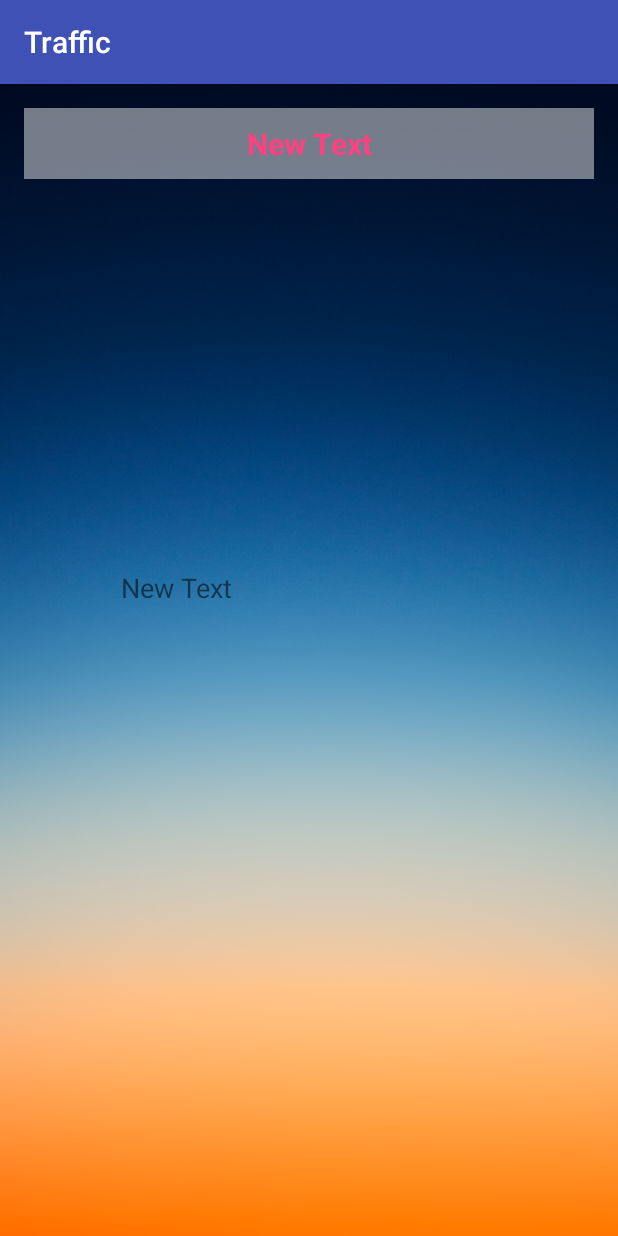
After one commit to xnester/android_workshop, an Android app: the DetailActivity screen opened directly, with no data from a screen before it, on a phone screen of 412 x 824 dp. The commit adds this screen. Run offline under Robolectric (Android 15) with nearby library versions, the phone set to English and light mode, and no system bars.

Commit message:
Adding Detail Activity

```diff
--- a/app/src/main/AndroidManifest.xml
+++ b/app/src/main/AndroidManifest.xml
@@ -15,6 +15,7 @@
                 <category android:name="android.intent.category.LAUNCHER" />
             </intent-filter>
         </activity>
+        <activity android:name=".DetailActivity"></activity>
     </application>
 
 </manifest>
--- /dev/null
+++ b/app/src/main/java/vm/demo/spornchai/traffic/DetailActivity.java
@@ -0,0 +1,33 @@
+package vm.demo.spornchai.traffic;
+
+import android.support.v7.app.AppCompatActivity;
+import android.os.Bundle;
+import android.widget.ImageView;
+import android.widget.TextView;
+
+import java.awt.font.TextAttribute;
+
+public class DetailActivity extends AppCompatActivity {
+
+    // Exlplicit
+    private TextView titleTextView, detailTextView;
+    private ImageView bodyImageView;
+
+
+    @Override
+    protected void onCreate(Bundle savedInstanceState) {
+        super.onCreate(savedInstanceState);
+        setContentView(R.layout.activity_detail);
+
+        bindWidget();
+
+    }
+
+    private void bindWidget() {
+        titleTextView = (TextView) findViewById(R.id.textView4);
+        detailTextView = (TextView) findViewById(R.id.textView5);
+        bodyImageView = (ImageView) findViewById(R.id.imageView2);
+
+    }
+
+}
--- a/app/src/main/java/vm/demo/spornchai/traffic/MainActivity.java
+++ b/app/src/main/java/vm/demo/spornchai/traffic/MainActivity.java
@@ -6,6 +6,7 @@
 import android.support.v7.app.AppCompatActivity;
 import android.os.Bundle;
 import android.view.View;
+import android.widget.AdapterView;
 import android.widget.Button;
 import android.widget.ListView;
 
@@ -33,7 +34,7 @@
 
     private void listViewController() {
         //#1
-        int[] intIcon = {R.drawable.traffic_01, R.drawable.traffic_02,
+        final int[] intIcon = {R.drawable.traffic_01, R.drawable.traffic_02,
                 R.drawable.traffic_03, R.drawable.traffic_04,
                 R.drawable.traffic_05, R.drawable.traffic_06,
                 R.drawable.traffic_07, R.drawable.traffic_08,
@@ -44,7 +45,7 @@
                 R.drawable.traffic_17, R.drawable.traffic_18,
                 R.drawable.traffic_19, R.drawable.traffic_20,};
         //#2
-        String[] strTitle = new String[20];
+        final String[] strTitle = new String[20];
         strTitle[0] = "title#1";
         strTitle[1] = "title#2";
         strTitle[2] = "title#3";
@@ -71,6 +72,19 @@
 
         MyAdapter objMyAdapter = new MyAdapter(MainActivity.this, strTitle, strDetail, intIcon);
         trafficListView.setAdapter(objMyAdapter);
+
+        trafficListView.setOnItemClickListener(new AdapterView.OnItemClickListener() {
+            @Override
+            public void onItemClick(AdapterView<?> parent, View view, int position, long id) {
+
+                Intent objIntent = new Intent(MainActivity.this, DetailActivity.class);
+                objIntent.putExtra("Title", strTitle[position]);
+                objIntent.putExtra("Image", intIcon[position]);
+                objIntent.putExtra("Index", position);
+                startActivity(objIntent);
+
+            }//event
+        });
     }
 
     private void buttonController() {
--- /dev/null
+++ b/app/src/main/res/layout/activity_detail.xml
@@ -0,0 +1,54 @@
+<?xml version="1.0" encoding="utf-8"?>
+<RelativeLayout xmlns:android="http://schemas.android.com/apk/res/android"
+    xmlns:tools="http://schemas.android.com/tools"
+    android:layout_width="match_parent"
+    android:layout_height="match_parent"
+    android:paddingBottom="@dimen/activity_vertical_margin"
+    android:paddingLeft="@dimen/activity_horizontal_margin"
+    android:paddingRight="@dimen/activity_horizontal_margin"
+    android:paddingTop="@dimen/activity_vertical_margin"
+    tools:context="vm.demo.spornchai.traffic.DetailActivity"
+    android:background="@drawable/wall10">
+
+    <LinearLayout
+        android:orientation="vertical"
+        android:layout_width="match_parent"
+        android:layout_height="match_parent">
+
+        <TextView
+            android:layout_width="fill_parent"
+            android:layout_height="wrap_content"
+            android:text="New Text"
+            android:id="@+id/textView4"
+            android:layout_gravity="center_horizontal"
+            android:textSize="@dimen/h1"
+            android:textColor="@color/txt"
+            android:textAlignment="center"
+            android:background="#7deeeeee"
+            android:textStyle="bold"
+            android:layout_marginBottom="10dp"
+            android:padding="10dp" />
+
+        <ImageView
+            android:layout_width="@dimen/image"
+            android:layout_height="@dimen/image"
+            android:id="@+id/imageView2"
+            android:layout_gravity="center_horizontal" />
+
+        <ScrollView
+            android:layout_width="@dimen/image"
+            android:layout_height="150dp"
+            android:id="@+id/scrollView"
+            android:layout_gravity="center_horizontal" >
+
+            <TextView
+                android:layout_width="wrap_content"
+                android:layout_height="wrap_content"
+                android:text="New Text"
+                android:id="@+id/textView5"
+                android:textSize="@dimen/h2" />
+        </ScrollView>
+
+    </LinearLayout>
+
+</RelativeLayout>
```
